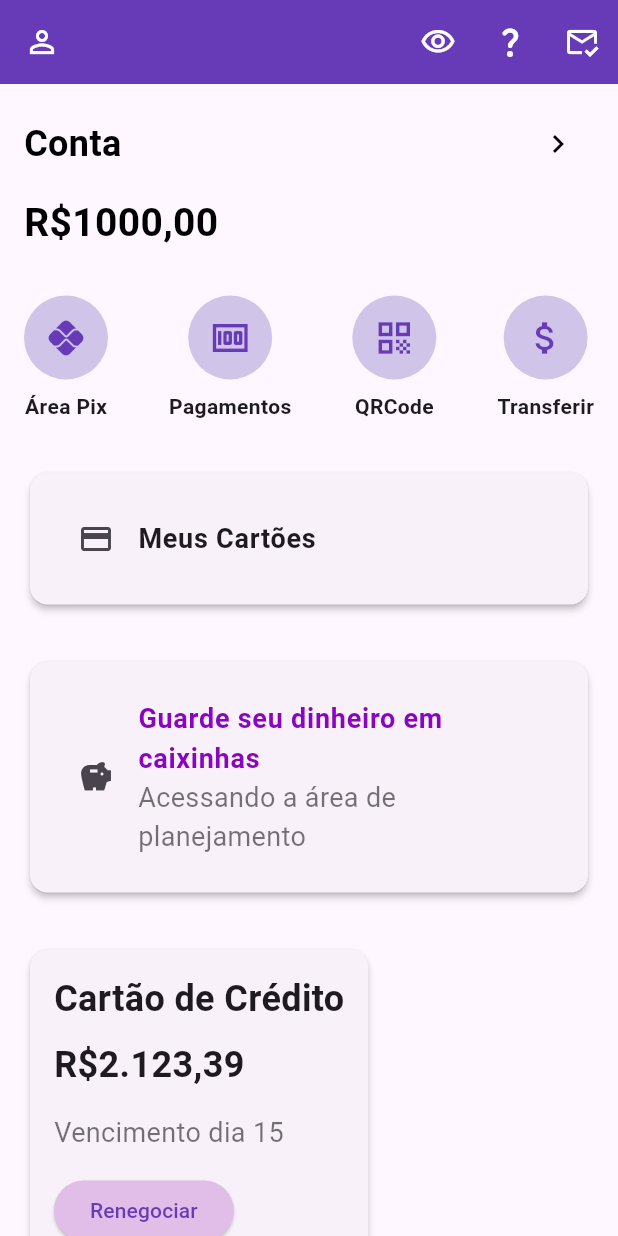
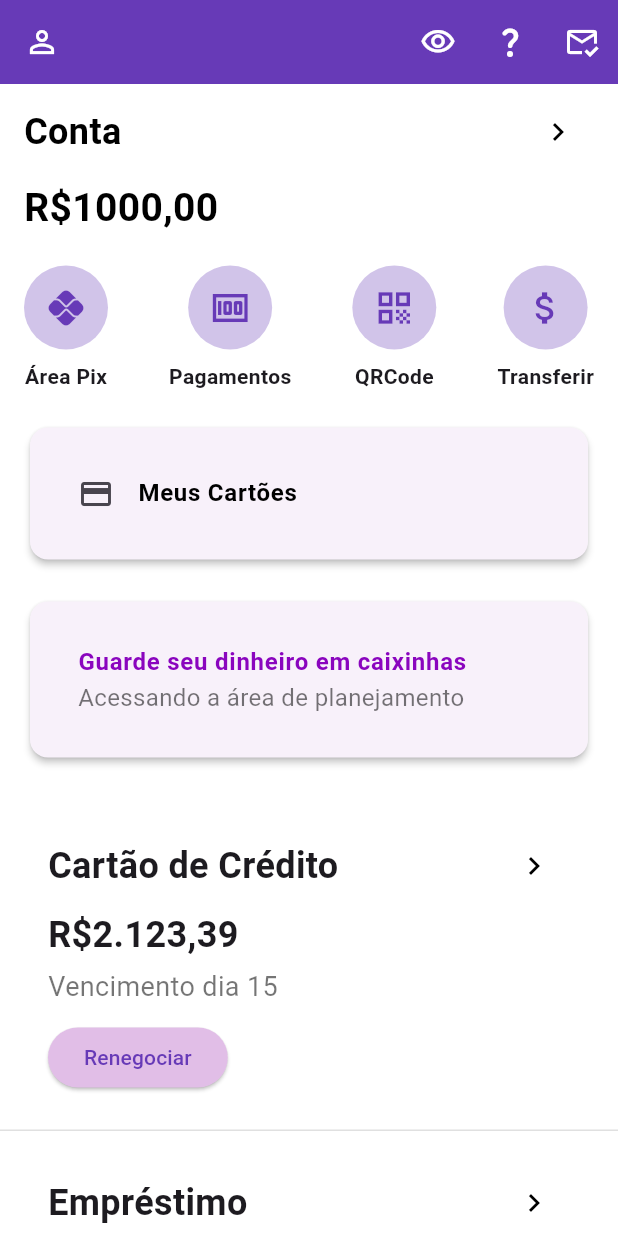
Before and after one commit to Cauasebastian/nubankUI, a Flutter app: the screen it shows after launch, on a phone screen of 412 x 824 dp. Run offline on Flutter 3.47's test engine with Material 3 defaults, Android fonts, the phone set to English and light mode, and no system bars.

Commit message:
mehorias na ui e correçao da parte de emprestimos e credito

```diff
--- a/nubank_ui/lib/main.dart
+++ b/nubank_ui/lib/main.dart
@@ -49,34 +49,22 @@ class HomePage extends StatelessWidget {
           ),
         ],
       ),
+      backgroundColor: Colors.white, // Fundo de todo o body como branco
       body: SingleChildScrollView(
-        child: Padding(
-          padding: const EdgeInsets.all(16.0),
         child: Column(
           crossAxisAlignment: CrossAxisAlignment.start,
           children: [
-              // Conta e saldo
-              Row(
-                mainAxisAlignment: MainAxisAlignment.spaceBetween,
-                children: [
-                  const Text(
-                    'Conta',
-                    style: TextStyle(
-                      fontSize: 24,
-                      fontWeight: FontWeight.bold,
-                      color: Colors.black,
+            // Seção: Conta
+            _buildSectionHeader(
+              title: 'Conta',
+              onPressed: () {
+                // Ação ao clicar na seta
+              },
+              icon: Icons.chevron_right,
             ),
-                  ),
-                  IconButton(
-                    icon: const Icon(Icons.chevron_right, color: Colors.black),
-                    onPressed: () {
-                      // Ação ao clicar no ícone de seta
-                    },
-                  ),
-                ],
-              ),
-              const SizedBox(height: 10),
-              const Text(
+            Padding(
+              padding: const EdgeInsets.symmetric(horizontal: 16.0),
+              child: const Text(
                 'R\$1000,00',
                 style: TextStyle(
                   fontSize: 26,
@@ -84,91 +72,107 @@ class HomePage extends StatelessWidget {
                   color: Colors.black,
                 ),
               ),
-              const SizedBox(height: 30),
+            ),
+            const SizedBox(height: 20), // Espaçamento reduzido
+
             // Botões principais
-              Row(
+            Padding(
+              padding: const EdgeInsets.symmetric(horizontal: 16.0),
+              child: Row(
                 mainAxisAlignment: MainAxisAlignment.spaceBetween,
                 children: [
-                  _buildIconButton(Icons.pix, 'Área Pix'),
+                  _buildIconButton(Icons.pix, 'Área Pix'), // Mantido conforme solicitado
                   _buildIconButton(Icons.money, 'Pagamentos'),
                   _buildIconButton(Icons.qr_code, 'QRCode'),
                   _buildIconButton(Icons.attach_money, 'Transferir'),
                 ],
               ),
-              const SizedBox(height: 30),
-              // Card Meus Cartões
-              Card(
-                elevation: 2,
-                child: Padding(
-                  padding: const EdgeInsets.all(16.0),
-                  child: ListTile(
-                    leading: const Icon(Icons.credit_card),
-                    title: const Text(
-                      'Meus Cartões',
-                      style: TextStyle(
-                        fontSize: 18,
-                        fontWeight: FontWeight.bold,
             ),
+            const SizedBox(height: 20), // Espaçamento reduzido
+
+            // Seção: Meus Cartões
+            _buildCardSection(
+              leadingIcon: Icons.credit_card,
+              title: 'Meus Cartões',
+              subtitle: '',
+              onPressed: () {},
             ),
-                    onTap: () {},
+            const SizedBox(height: 20),
+
+            // Seção: Guarde seu dinheiro em caixinhas
+            _buildCardSection(
+              leadingIcon: null,
+              //diminua o tamanho desse ou me diga onde modificar
+              title: 'Guarde seu dinheiro em caixinhas',
+              subtitle: 'Acessando a área de planejamento',
+              titleColor: const Color(0xFF8A05BE),
+              onPressed: () {},
             ),
-                ),
-              ),
-              const SizedBox(height: 30),
-              // Card Guarde seu dinheiro
-              Card(
-                elevation: 2,
-                child: Padding(
-                  padding: const EdgeInsets.all(16.0),
-                  child: ListTile(
-                    leading: const Icon(Icons.savings),
-                    title: const Text(
-                      'Guarde seu dinheiro em caixinhas',
-                      style: TextStyle(
-                        fontSize: 18,
-                        fontWeight: FontWeight.bold,
-                        color: Color(0xFF8A05BE),
-                      ),
-                    ),
-                    subtitle: const Text(
-                      'Acessando a área de planejamento',
-                      style: TextStyle(
-                        fontSize: 18,
-                        color: Colors.black54,
-                      ),
-                    ),
-                    onTap: () {},
-                  ),
-                ),
-              ),
-              const SizedBox(height: 30),
-              // Seção de Cartão de Crédito
-              _buildSection(
+            const SizedBox(height: 20),
+
+            // Seção: Cartão de Crédito
+            _buildDetailedSection(
               title: 'Cartão de Crédito',
               amount: 'R\$2.123,39',
               dueDate: 'Vencimento dia 15',
               buttonLabel: 'Renegociar',
               onPressed: () {},
             ),
-              const SizedBox(height: 15),
-              // Seção de Empréstimo
-              _buildSection(
+            const Divider(height: 1, color: Colors.black12),
+
+            // Seção: Empréstimo
+            _buildDetailedSection(
               title: 'Empréstimo',
               amount: 'Tudo certo! Você está em dia',
               dueDate: '',
               buttonLabel: '',
               onPressed: null,
+              isSmallAmount: true,
             ),
-              const SizedBox(height: 30),
-              // Descubra Mais
-              _buildDiscoverMore(context),
+            const Divider(height: 1, color: Colors.black12),
+            const SizedBox(height: 20),
+
+            // Seção: Descubra Mais
+            Padding(
+              padding: const EdgeInsets.symmetric(horizontal: 16.0),
+              child: _buildDiscoverMore(context),
+            ),
+            const SizedBox(height: 20), // Espaço no final
           ],
-          ),
         ),
       ),
     );
   }
 
+  // Método para construir o cabeçalho das seções com título e seta
+  Widget _buildSectionHeader({
+    required String title,
+    required VoidCallback onPressed,
+    required IconData icon,
+  }) {
+    return Padding(
+      padding: const EdgeInsets.symmetric(horizontal: 16.0, vertical: 8.0), // Padding ajustado
+      child: Row(
+        mainAxisAlignment: MainAxisAlignment.spaceBetween,
+        children: [
+          Text(
+            title,
+            style: const TextStyle(
+              fontSize: 24,
+              fontWeight: FontWeight.bold,
+              color: Colors.black,
+            ),
+          ),
+          IconButton(
+            icon: Icon(icon, color: Colors.black),
+            onPressed: onPressed,
+          ),
+        ],
+      ),
+    );
+  }
+
+  // Método para construir os botões principais
   Widget _buildIconButton(IconData icon, String label) {
     return Column(
       children: [
@@ -189,19 +193,67 @@ class HomePage extends StatelessWidget {
     );
   }
 
-  Widget _buildSection({
+  // Método para construir as seções de cartão simples
+  Widget _buildCardSection({
+    IconData? leadingIcon,
+    required String title,
+    required String subtitle,
+    Color titleColor = Colors.black,
+    required VoidCallback onPressed,
+  }) {
+    return Padding(
+      padding: const EdgeInsets.symmetric(horizontal: 16.0),
+      child: Card(
+        elevation: 2,
+        child: Padding(
+          padding: const EdgeInsets.all(16.0),
+          child: ListTile(
+            leading: leadingIcon != null ? Icon(leadingIcon) : null,
+            title: Text(
+              title,
+              style: TextStyle(
+                fontSize: 16,
+                fontWeight: FontWeight.bold,
+                color: titleColor,
+              ),
+            ),
+            subtitle: subtitle.isNotEmpty
+                ? Text(
+              subtitle,
+              style: const TextStyle(
+                fontSize: 16,
+                color: Colors.black54,
+              ),
+            )
+                : null,
+            onTap: onPressed,
+          ),
+        ),
+      ),
+    );
+  }
+
+  // Método para construir as seções detalhadas (Cartão de Crédito e Empréstimo)
+  Widget _buildDetailedSection({
     required String title,
     required String amount,
     required String dueDate,
     required String buttonLabel,
-    required void Function()? onPressed,
+    required VoidCallback? onPressed,
+    bool isSmallAmount = false,
   }) {
-    return Card(
-      elevation: 2,
-      child: Padding(
+    return Padding(
+      padding: const EdgeInsets.symmetric(horizontal: 16.0, vertical: 8.0),
+      child: Container(
+        width: double.infinity,
+        color: Colors.white, // Fundo branco
         padding: const EdgeInsets.all(16.0),
         child: Column(
           crossAxisAlignment: CrossAxisAlignment.start,
+          children: [
+            // Linha superior com título e seta
+            Row(
+              mainAxisAlignment: MainAxisAlignment.spaceBetween,
               children: [
                 Text(
                   title,
@@ -210,24 +262,30 @@ class HomePage extends StatelessWidget {
                     fontWeight: FontWeight.w600,
                   ),
                 ),
-            const SizedBox(height: 10),
+                IconButton(
+                  icon: const Icon(Icons.chevron_right, color: Colors.black),
+                  onPressed: onPressed,
+                ),
+              ],
+            ),
+            const SizedBox(height: 5),
             Text(
               amount,
-              style: const TextStyle(
-                fontSize: 24,
+              style: TextStyle(
+                fontSize: isSmallAmount ? 18 : 24, // Fonte ajustada
                 fontWeight: FontWeight.bold,
               ),
             ),
-            const SizedBox(height: 15),
-            if (dueDate.isNotEmpty)
+            if (dueDate.isNotEmpty) ...[
+              const SizedBox(height: 5),
               Text(
                 dueDate,
                 style: const TextStyle(fontSize: 18, color: Colors.black54),
               ),
-            if (buttonLabel.isNotEmpty)
-              Padding(
-                padding: const EdgeInsets.only(top: 15),
-                child: ElevatedButton(
+            ],
+            if (buttonLabel.isNotEmpty) ...[
+              const SizedBox(height: 10),
+              ElevatedButton(
                 onPressed: onPressed,
                 style: ElevatedButton.styleFrom(
                   backgroundColor: Colors.purple[100],
@@ -237,18 +295,18 @@ class HomePage extends StatelessWidget {
                   style: const TextStyle(color: Colors.deepPurple),
                 ),
               ),
-              ),
+            ],
           ],
         ),
       ),
     );
   }
 
+  // Método para construir a seção "Descubra Mais"
   Widget _buildDiscoverMore(BuildContext context) {
-    return Card(
-      elevation: 2,
-      child: Padding(
-        padding: const EdgeInsets.all(16.0),
+    return Container(
+      width: double.infinity,
+      color: Colors.white, // Fundo branco
       child: Column(
         crossAxisAlignment: CrossAxisAlignment.start,
         children: [
@@ -268,9 +326,12 @@ class HomePage extends StatelessWidget {
               child: Column(
                 crossAxisAlignment: CrossAxisAlignment.start,
                 children: [
+                  // Certifique-se de que a imagem está na pasta correta
                   Image.asset(
-                      'lib/assets/seguroVida.png', // Substitua com a imagem correta
+                    'lib/assets/seguroVida.png',
                     fit: BoxFit.cover,
+                    height: 150, // Defina uma altura adequada
+                    width: double.infinity,
                   ),
                   const SizedBox(height: 5),
                   const Text(
@@ -304,7 +365,6 @@ class HomePage extends StatelessWidget {
           ),
         ],
       ),
-      ),
     );
   }
 }
```
Lines whose indentation alone changed are shown as unchanged.
